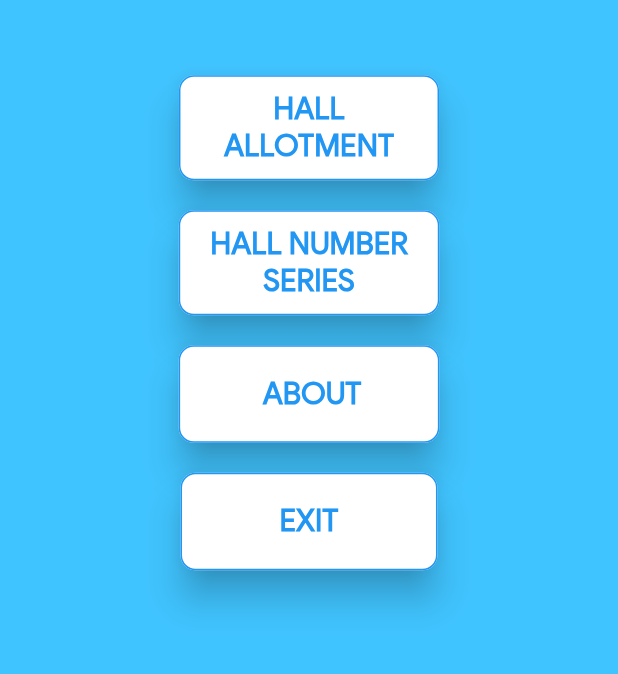
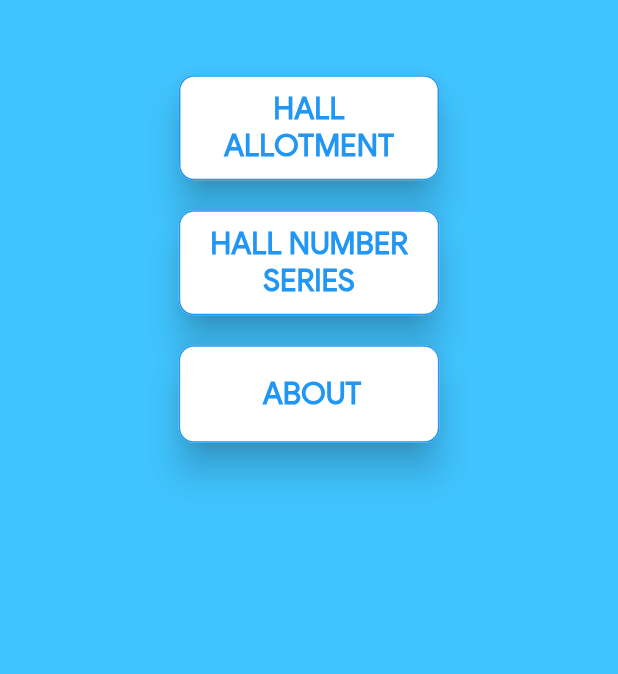
Before and after one commit to gokul1630/ExamHallFinder_flutter, a Flutter app: the screen it shows after launch, on a phone screen of 412 x 824 dp, the part 284-958 px from its top. Run offline on Flutter 3.47's test engine with Material 2 defaults, Android fonts, the phone set to English and light mode, and no system bars; our stand-ins replace flushbar, progress_dialog; missing offline and left inert: responsive_widgets.

Commit message:
code changes

```diff
--- a/lib/main.dart
+++ b/lib/main.dart
@@ -1,9 +1,7 @@
 import 'package:flutter/cupertino.dart';
 import 'package:flutter/material.dart';
-import 'package:flutter/services.dart';
-import './screens/About.dart';
-import './screens/HallNumber_series.dart';
-import './screens/hall_allotment.dart';
+
+import './screens/WelcomePage.dart';
 
 void main() => runApp(
       MaterialApp(
@@ -18,144 +16,3 @@ void main() => runApp(
         ),
       ),
     );
-
-class MainPage extends StatelessWidget {
-  Widget getImage() {
-    AssetImage assetImage = AssetImage('images/logo.png');
-    Image imageAsset = Image(image: assetImage);
-    return Center(child: imageAsset);
-  }
-
-  @override
-  Widget build(BuildContext context) {
-    return ListView(
-      children: <Widget>[
-        getImage(),
-        SizedBox(
-          height: 50.0,
-        ),
-        Center(
-          child: RaisedButton(
-            child: Padding(
-              padding: const EdgeInsets.only(
-                  top: 10.0, bottom: 10.0, right: 14.0, left: 14.0),
-              child: Text(
-                """HALL\nALLOTMENT""",
-                textAlign: TextAlign.center,
-                style: TextStyle(
-                    fontSize: 20.0,
-                    color: Colors.blue,
-                    fontFamily: 'Gsans',
-                    fontWeight: FontWeight.bold),
-              ),
-            ),
-            color: Colors.white,
-            highlightColor: Colors.blueAccent,
-            shape: RoundedRectangleBorder(
-                borderRadius: BorderRadius.circular(10.0),
-                side: BorderSide(color: Colors.blue)),
-            elevation: 10.0,
-            onPressed: () {
-              Navigator.push(context, MaterialPageRoute(builder: (context) {
-                return HallAllotment();
-              }));
-            },
-          ),
-        ),
-        SizedBox(height: 20.0),
-        Center(
-          child: RaisedButton(
-            child: Padding(
-              padding: const EdgeInsets.only(
-                  top: 10.0, bottom: 10.0, left: 5.0, right: 5.0),
-              child: Text(
-                """HALL NUMBER\nSERIES""",
-                textAlign: TextAlign.center,
-                style: TextStyle(
-                    fontSize: 20.0,
-                    color: Colors.blue,
-                    fontFamily: 'Gsans',
-                    fontWeight: FontWeight.bold),
-              ),
-            ),
-            color: Colors.white,
-            highlightColor: Colors.blueAccent,
-            shape: RoundedRectangleBorder(
-                borderRadius: BorderRadius.circular(10.0),
-                side: BorderSide(color: Colors.blue)),
-            elevation: 10.0,
-            onPressed: () {
-              Navigator.push(context, MaterialPageRoute(builder: (context) {
-                return HallNumSeries();
-              }));
-            },
-          ),
-        ),
-        SizedBox(height: 20.0),
-        Center(
-          child: RaisedButton(
-            child: Padding(
-              padding: const EdgeInsets.only(
-                top: 20.0,
-                bottom: 20.0,
-                left: 40.0,
-                right: 36.0,
-              ),
-              child: Text(
-                "ABOUT",
-                textAlign: TextAlign.center,
-                style: TextStyle(
-                    fontSize: 20.0,
-                    color: Colors.blue,
-                    fontFamily: 'Gsans',
-                    fontWeight: FontWeight.bold),
-              ),
-            ),
-            color: Colors.white,
-            highlightColor: Colors.blueAccent,
-            shape: RoundedRectangleBorder(
-                borderRadius: BorderRadius.circular(10.0),
-                side: BorderSide(color: Colors.blue)),
-            elevation: 10.0,
-            onPressed: () {
-              Navigator.push(context, MaterialPageRoute(builder: (context) {
-                return About();
-              }));
-            },
-          ),
-        ),
-        SizedBox(height: 20.0),
-        Center(
-          child: RaisedButton(
-            child: Padding(
-              padding: const EdgeInsets.only(
-                top: 20.0,
-                bottom: 20.0,
-                left: 50.0,
-                right: 50.0,
-              ),
-              child: Text(
-                "EXIT",
-                style: TextStyle(
-                    fontSize: 20.0,
-                    color: Colors.blue,
-                    fontFamily: 'Gsans',
-                    fontWeight: FontWeight.bold),
-              ),
-            ),
-            color: Colors.white,
-            highlightColor: Colors.blueAccent,
-            shape: RoundedRectangleBorder(
-                borderRadius: BorderRadius.circular(10.0),
-                side: BorderSide(color: Colors.blue)),
-            elevation: 10.0,
-            onPressed: () {
-              SystemNavigator.pop();
-            },
-          ),
-        ),
-        SizedBox(height: 20.0),
-      ],
-    );
-  }
-}
--- a/lib/screens/About.dart
+++ b/lib/screens/About.dart
@@ -58,6 +58,7 @@ class About extends StatelessWidget {
             child: Text(
               "Powered by Department of IT & EEE",
               style: TextStyle(fontSize: 15.0),
+              textAlign: TextAlign.center,
             ),
           ),
         ],
--- /dev/null
+++ b/lib/screens/WelcomePage.dart
@@ -0,0 +1,116 @@
+import 'package:flutter/material.dart';
+
+import './About.dart';
+import './HallNumber_series.dart';
+import './hall_allotment.dart';
+
+class MainPage extends StatelessWidget {
+  Widget getImage() {
+    AssetImage assetImage = AssetImage('images/logo.png');
+    Image imageAsset = Image(image: assetImage);
+    return Center(child: imageAsset);
+  }
+
+  @override
+  Widget build(BuildContext context) {
+    return ListView(
+      children: <Widget>[
+        getImage(),
+        SizedBox(
+          height: 50.0,
+        ),
+        Center(
+          child: RaisedButton(
+            child: Padding(
+              padding: const EdgeInsets.only(
+                  top: 10.0, bottom: 10.0, right: 14.0, left: 14.0),
+              child: Text(
+                """HALL\nALLOTMENT""",
+                textAlign: TextAlign.center,
+                style: TextStyle(
+                    fontSize: 20.0,
+                    color: Colors.blue,
+                    fontFamily: 'Gsans',
+                    fontWeight: FontWeight.bold),
+              ),
+            ),
+            color: Colors.white,
+            highlightColor: Colors.blueAccent,
+            shape: RoundedRectangleBorder(
+                borderRadius: BorderRadius.circular(10.0),
+                side: BorderSide(color: Colors.blue)),
+            elevation: 10.0,
+            onPressed: () {
+              Navigator.push(context, MaterialPageRoute(builder: (context) {
+                return HallAllotment();
+              }));
+            },
+          ),
+        ),
+        SizedBox(height: 20.0),
+        Center(
+          child: RaisedButton(
+            child: Padding(
+              padding: const EdgeInsets.only(
+                  top: 10.0, bottom: 10.0, left: 5.0, right: 5.0),
+              child: Text(
+                """HALL NUMBER\nSERIES""",
+                textAlign: TextAlign.center,
+                style: TextStyle(
+                    fontSize: 20.0,
+                    color: Colors.blue,
+                    fontFamily: 'Gsans',
+                    fontWeight: FontWeight.bold),
+              ),
+            ),
+            color: Colors.white,
+            highlightColor: Colors.blueAccent,
+            shape: RoundedRectangleBorder(
+                borderRadius: BorderRadius.circular(10.0),
+                side: BorderSide(color: Colors.blue)),
+            elevation: 10.0,
+            onPressed: () {
+              Navigator.push(context, MaterialPageRoute(builder: (context) {
+                return HallNumSeries();
+              }));
+            },
+          ),
+        ),
+        SizedBox(height: 20.0),
+        Center(
+          child: RaisedButton(
+            child: Padding(
+              padding: const EdgeInsets.only(
+                top: 20.0,
+                bottom: 20.0,
+                left: 40.0,
+                right: 36.0,
+              ),
+              child: Text(
+                "ABOUT",
+                textAlign: TextAlign.center,
+                style: TextStyle(
+                    fontSize: 20.0,
+                    color: Colors.blue,
+                    fontFamily: 'Gsans',
+                    fontWeight: FontWeight.bold),
+              ),
+            ),
+            color: Colors.white,
+            highlightColor: Colors.blueAccent,
+            shape: RoundedRectangleBorder(
+                borderRadius: BorderRadius.circular(10.0),
+                side: BorderSide(color: Colors.blue)),
+            elevation: 10.0,
+            onPressed: () {
+              Navigator.push(context, MaterialPageRoute(builder: (context) {
+                return About();
+              }));
+            },
+          ),
+        ),
+        SizedBox(height: 20.0),
+      ],
+    );
+  }
+}
--- a/pubspec.yaml
+++ b/pubspec.yaml
@@ -27,6 +27,7 @@ dependencies:
   responsive_widgets: ^2.0.1
   progress_dialog: ^1.2.3
   flushbar: ^1.5.0
+  responsive: 0.2.3+4
 
   # The following adds the Cupertino Icons font to your application.
   # Use with the CupertinoIcons class for iOS style icons.
```
Also changed, not shown: pubspec.lock, 1 other file.
